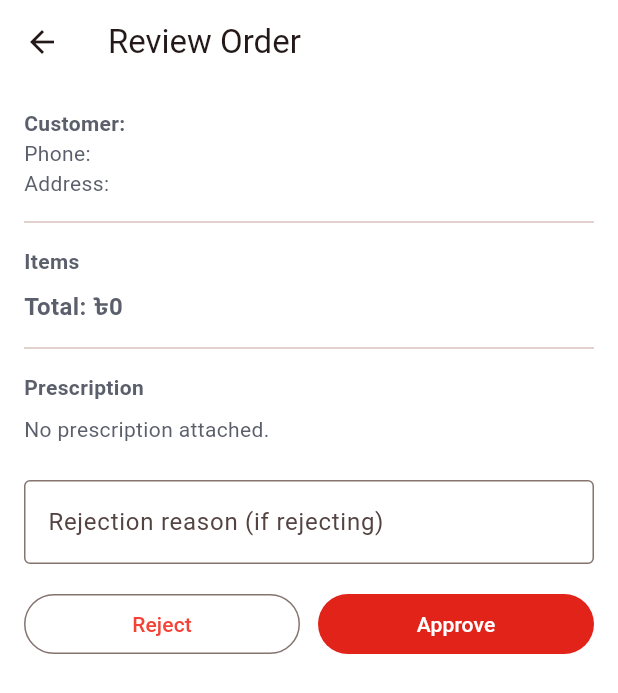
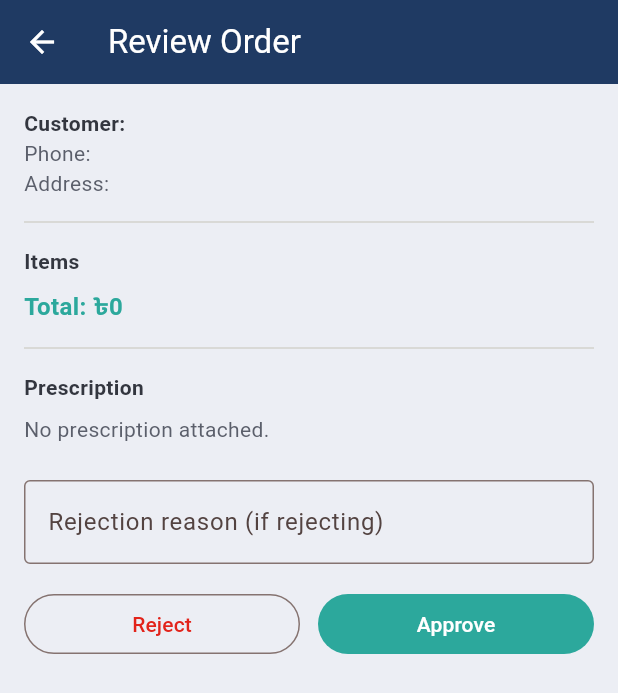
Before and after one commit to mizaaaan/dream-pharmacy, a Flutter app: the OrderReviewScreen screen opened directly with empty values, on a phone screen of 412 x 824 dp. Shown: the top 693 px of the screen. Run offline on Flutter 3.47's test engine with Material 3 defaults, Android fonts, the phone set to English and light mode, and no system bars; our stand-ins replace file_picker, flutter_riverpod, go_router, google_fonts, supabase_flutter; accounts and stored records are empty; Roboto replaces fonts that are missing (Hind).

Commit message:
Complete brand theme rollout across admin dashboard, inventory, orders, and review screens

```diff
--- a/lib/features/admin/presentation/order_review_screen.dart
+++ b/lib/features/admin/presentation/order_review_screen.dart
@@ -1,6 +1,7 @@
 import 'package:flutter/material.dart';
 import 'package:flutter_riverpod/flutter_riverpod.dart';
 import 'providers/order_review_provider.dart';
+import '../../../core/theme/app_theme.dart';
 
 class OrderReviewScreen extends ConsumerStatefulWidget {
   final Map<String, dynamic> order;
@@ -43,28 +44,36 @@ class _OrderReviewScreenState extends ConsumerState<OrderReviewScreen> {
     final reviewState = ref.watch(orderReviewProvider);
 
     return Scaffold(
-      appBar: AppBar(title: const Text('Review Order')),
+      backgroundColor: AppColors.band,
+      appBar: AppBar(
+        backgroundColor: AppColors.navy,
+        foregroundColor: Colors.white,
+        title: const Text('Review Order'),
+      ),
       body: ListView(
         padding: const EdgeInsets.all(16),
         children: [
-          Text('Customer: $customerName', style: const TextStyle(fontWeight: FontWeight.bold)),
-          Text('Phone: $phone'),
-          Text('Address: $address'),
-          const Divider(height: 32),
-          const Text('Items', style: TextStyle(fontWeight: FontWeight.bold)),
+          Text('Customer: $customerName', style: const TextStyle(fontWeight: FontWeight.bold, color: AppColors.ink)),
+          Text('Phone: $phone', style: const TextStyle(color: AppColors.inkSoft)),
+          Text('Address: $address', style: const TextStyle(color: AppColors.inkSoft)),
+          const Divider(height: 32, color: AppColors.line),
+          const Text('Items', style: TextStyle(fontWeight: FontWeight.bold, color: AppColors.ink)),
           ...items.map((item) {
             final productName = item['products']?['name'] ?? 'Unknown';
-            return Text('${item['quantity']}x $productName — ৳${item['unit_price']}');
+            return Text(
+              '${item['quantity']}x $productName — ৳${item['unit_price']}',
+              style: const TextStyle(color: AppColors.inkSoft),
+            );
           }),
           const SizedBox(height: 8),
-          Text('Total: ৳$total', style: const TextStyle(fontWeight: FontWeight.bold, fontSize: 16)),
-          const Divider(height: 32),
-          const Text('Prescription', style: TextStyle(fontWeight: FontWeight.bold)),
+          Text('Total: ৳$total', style: const TextStyle(fontWeight: FontWeight.bold, fontSize: 16, color: AppColors.teal)),
+          const Divider(height: 32, color: AppColors.line),
+          const Text('Prescription', style: TextStyle(fontWeight: FontWeight.bold, color: AppColors.ink)),
           const SizedBox(height: 8),
           if (_loadingImage)
             const Center(child: CircularProgressIndicator())
           else if (_signedUrl == null)
-            const Text('No prescription attached.')
+            const Text('No prescription attached.', style: TextStyle(color: AppColors.inkSoft))
           else
             ClipRRect(
               borderRadius: BorderRadius.circular(8),
@@ -73,9 +82,13 @@ class _OrderReviewScreenState extends ConsumerState<OrderReviewScreen> {
           const SizedBox(height: 24),
           TextField(
             controller: _reasonController,
-            decoration: const InputDecoration(
+            decoration: InputDecoration(
               labelText: 'Rejection reason (if rejecting)',
-              border: OutlineInputBorder(),
+              border: const OutlineInputBorder(),
+              focusedBorder: OutlineInputBorder(
+                borderSide: const BorderSide(color: AppColors.navy, width: 2),
+                borderRadius: BorderRadius.circular(4),
+              ),
             ),
           ),
           const SizedBox(height: 16),
@@ -93,13 +106,14 @@ class _OrderReviewScreenState extends ConsumerState<OrderReviewScreen> {
                               );
                           if (mounted) Navigator.of(context).pop();
                         },
-                  style: OutlinedButton.styleFrom(foregroundColor: Colors.red),
+                  style: OutlinedButton.styleFrom(foregroundColor: AppColors.red),
                   child: const Text('Reject'),
                 ),
               ),
               const SizedBox(width: 12),
               Expanded(
                 child: FilledButton(
+                  style: FilledButton.styleFrom(backgroundColor: AppColors.teal),
                   onPressed: reviewState.isLoading
                       ? null
                       : () async {
```
Also changed, not shown: lib/features/admin/presentation/inventory_management_screen.dart (+26 -5 lines), lib/features/admin/presentation/pending_orders_screen.dart (+18 -5 lines).
